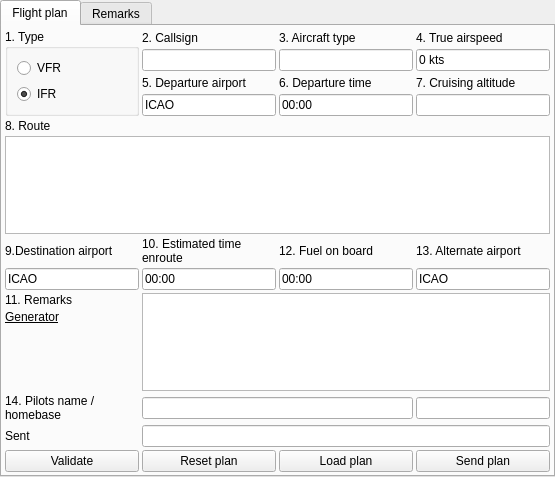
swift-project/pilotclient, file src/blackgui/flightplancomponent.ui: the form before one commit.
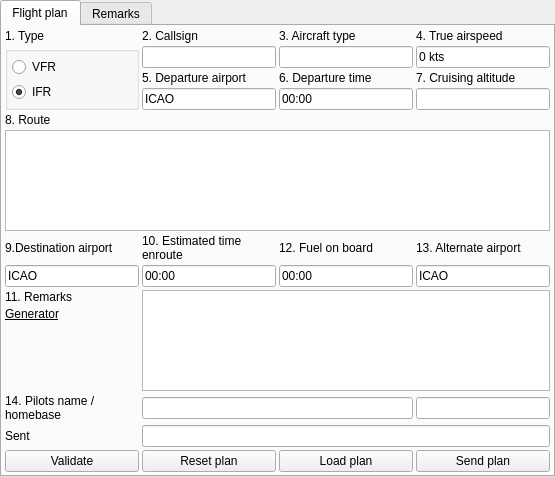
The form after the commit. Custom widgets are drawn as their Qt base class.

Commit message: refs #250, formatting, minor tweaks and fixes * changed return type for updateFromVatsimDataFileStation * improved resolution for own aircraft * convenience method findFirstByCallsign * automatically convert frequency to MHz for ATC station * improved output in toQString * GUI, flight plan formatting * corrected logging for network context * override keyword in listmodelbase

The edit to the form file:
```diff
--- a/src/blackgui/flightplancomponent.ui
+++ b/src/blackgui/flightplancomponent.ui
@@ -236,32 +236,6 @@
       <item row="5" column="0" colspan="4">
        <widget class="QPlainTextEdit" name="pte_Route"/>
       </item>
-      <item row="0" column="0" rowspan="4">
-       <widget class="QGroupBox" name="gb_Type">
-        <property name="title">
-         <string>1. Type</string>
-        </property>
-        <layout class="QVBoxLayout" name="verticalLayout">
-         <item>
-          <widget class="QRadioButton" name="rb_TypeVfr">
-           <property name="text">
-            <string>VFR</string>
-           </property>
-          </widget>
-         </item>
-         <item>
-          <widget class="QRadioButton" name="rb_TypeIfr">
-           <property name="text">
-            <string>IFR</string>
-           </property>
-           <property name="checked">
-            <bool>true</bool>
-           </property>
-          </widget>
-         </item>
-        </layout>
-       </widget>
-      </item>
       <item row="7" column="0">
        <widget class="QLineEdit" name="le_DestinationAirport">
         <property name="inputMask">
@@ -396,6 +370,57 @@
         </property>
        </widget>
       </item>
+      <item row="1" column="0" rowspan="3">
+       <widget class="QGroupBox" name="gb_Type">
+        <property name="title">
+         <string/>
+        </property>
+        <property name="flat">
+         <bool>true</bool>
+        </property>
+        <layout class="QVBoxLayout" name="vl_Type">
+         <property name="spacing">
+          <number>2</number>
+         </property>
+         <property name="leftMargin">
+          <number>4</number>
+         </property>
+         <property name="topMargin">
+          <number>2</number>
+         </property>
+         <property name="rightMargin">
+          <number>2</number>
+         </property>
+         <property name="bottomMargin">
+          <number>2</number>
+         </property>
+         <item>
+          <widget class="QRadioButton" name="rb_TypeVfr">
+           <property name="text">
+            <string>VFR</string>
+           </property>
+          </widget>
+         </item>
+         <item>
+          <widget class="QRadioButton" name="rb_TypeIfr">
+           <property name="text">
+            <string>IFR</string>
+           </property>
+           <property name="checked">
+            <bool>true</bool>
+           </property>
+          </widget>
+         </item>
+        </layout>
+       </widget>
+      </item>
+      <item row="0" column="0">
+       <widget class="QLabel" name="lbl_Type">
+        <property name="text">
+         <string>1. Type</string>
+        </property>
+       </widget>
+      </item>
      </layout>
     </item>
    </layout>
```
The commit also changes 8 other files.
